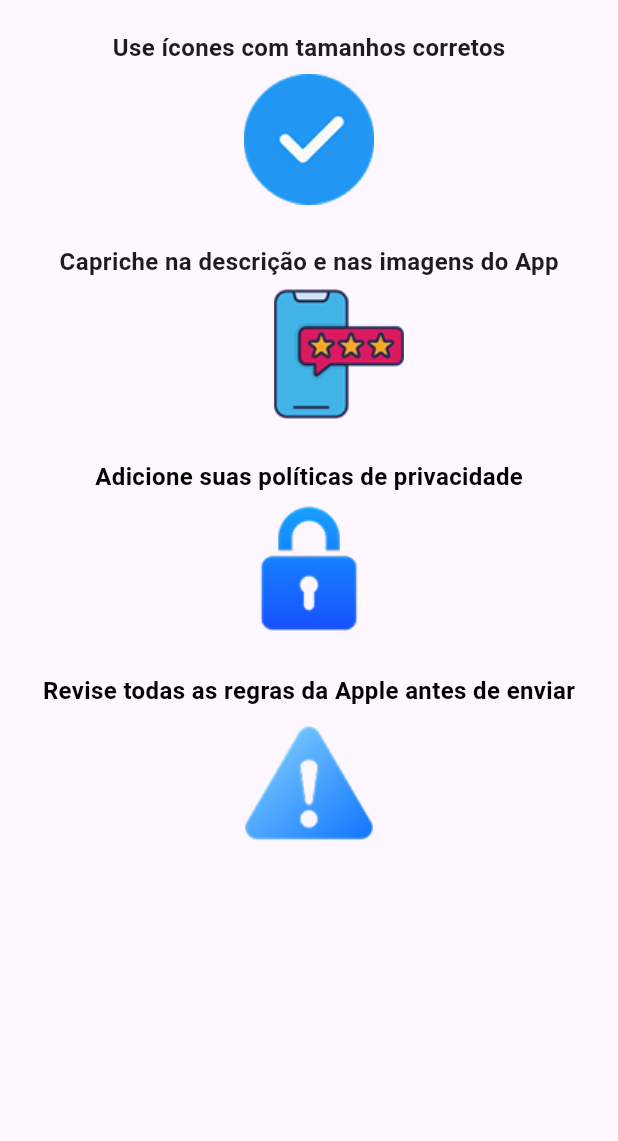
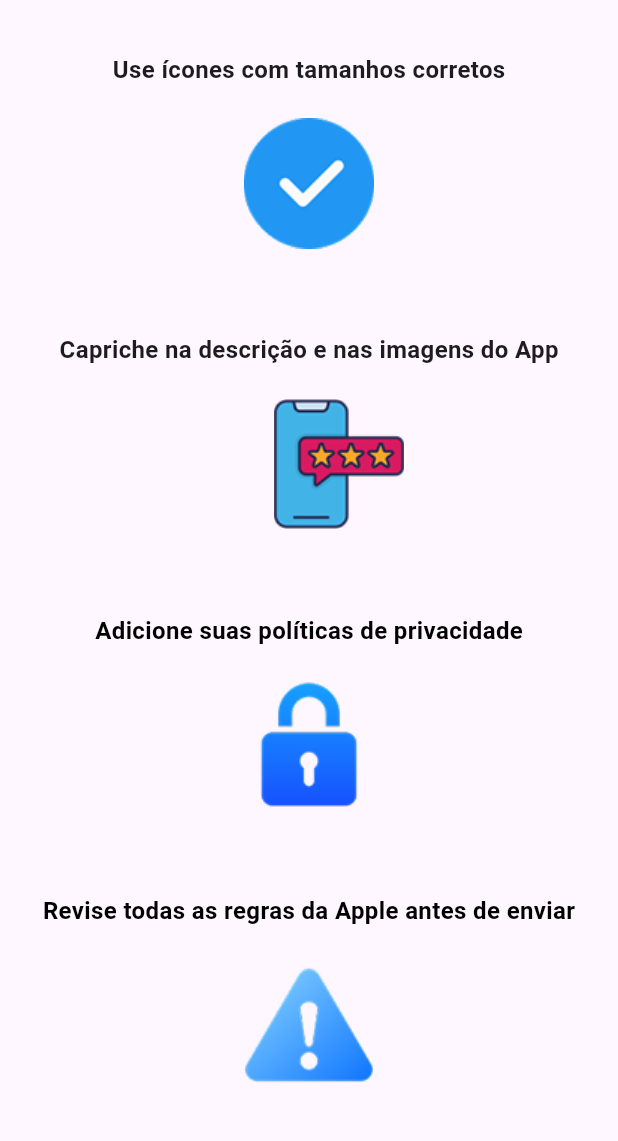
Before and after one commit to Jpcazarotti/app_ios, a Flutter app: the DicasPage screen opened directly, on a phone screen of 412 x 824 dp, the part 84-1225 px from its top. Run offline on Flutter 3.47's test engine with Material 3 defaults, Android fonts, the phone set to English and light mode, and no system bars; our stand-ins replace youtube_player_flutter.

Commit message:
Tela horizontal sem erros

```diff
--- a/lib/dicas_page.dart
+++ b/lib/dicas_page.dart
@@ -35,12 +35,20 @@ class DicasPage extends StatelessWidget {
         ],
       ),
       drawer: const MenuDrawer(),
-      body: const SingleChildScrollView(
+      body: SingleChildScrollView(
+        child: ConstrainedBox(
+          constraints: BoxConstraints(
+            minHeight: MediaQuery.of(context).size.height -
+                AppBar().preferredSize.height -
+                MediaQuery.of(context).padding.top,
+          ),
+          child: const SizedBox(
+            width: double.infinity,
             child: Padding(
               padding: EdgeInsets.symmetric(vertical: 20),
-          child: Center(
               child: Column(
                 mainAxisAlignment: MainAxisAlignment.spaceEvenly,
+                crossAxisAlignment: CrossAxisAlignment.center,
                 children: [
                   Text(
                     'Use ícones com tamanhos corretos',
@@ -105,6 +113,7 @@ class DicasPage extends StatelessWidget {
             ),
           ),
         ),
+      ),
     );
   }
 }
--- a/lib/home_page.dart
+++ b/lib/home_page.dart
@@ -110,6 +110,7 @@ class _HomePageState extends State<HomePage> with TickerProviderStateMixin {
           Container(
             color: Colors.black.withOpacity(0.7),
           ),
+          if (MediaQuery.of(context).orientation == Orientation.portrait)
             const Positioned(
               top: 60,
               left: 0,
```
Also changed, not shown: lib/etapas_page.dart (+5 -3 lines), lib/video_1.dart (+20 -17 lines). Lines whose indentation alone changed are shown as unchanged.
